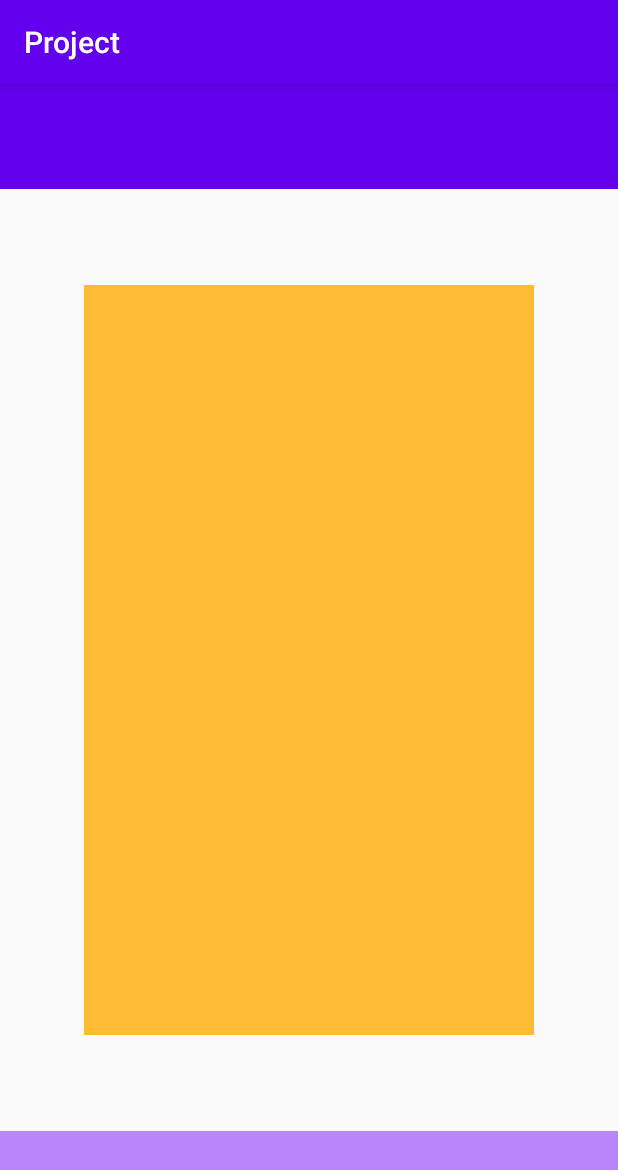
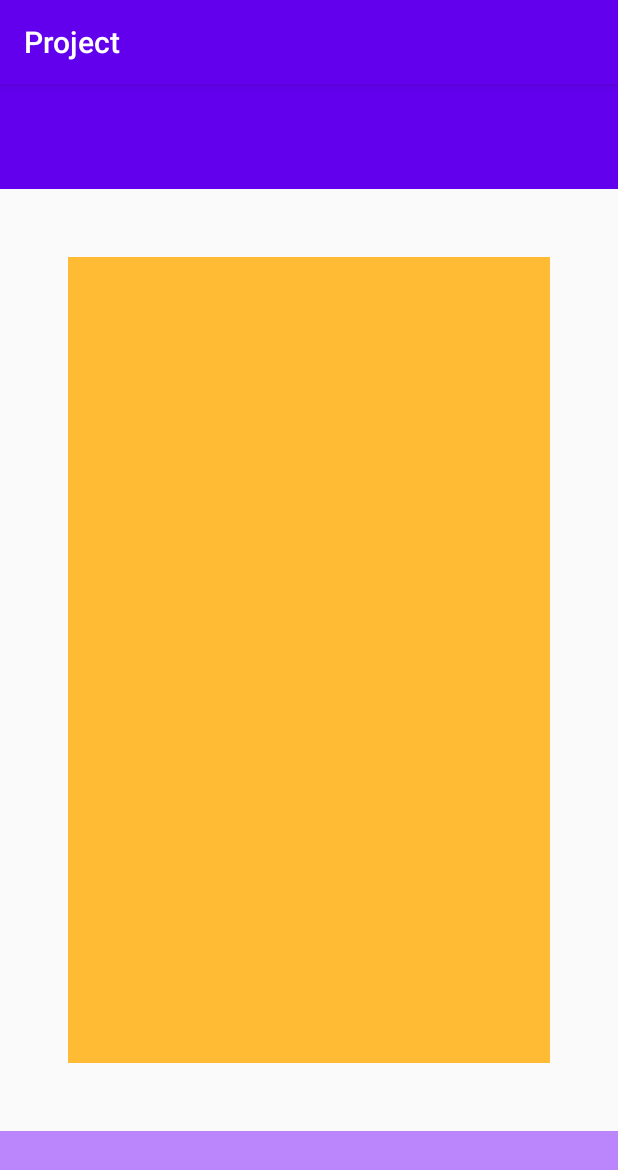
Before and after one commit to liza7676/ProjectSF, an Android app: the screen it shows after launch (MainActivity), on a phone screen of 412 x 824 dp. Shown: the top 1170 px of the screen. Run offline under Robolectric (Android 15) with nearby library versions, the phone set to English and light mode, and no system bars.

Commit message:
Реализация "резиновой" верстки

```diff
--- a/app/src/main/res/layout/activity_main.xml
+++ b/app/src/main/res/layout/activity_main.xml
@@ -8,8 +8,12 @@
     tools:context=".MainActivity">
 
     <LinearLayout
-        android:layout_width="300dp"
-        android:layout_height="500dp"
+        android:layout_width="0dp"
+        android:layout_height="0dp"
+        android:layout_marginStart="45dp"
+        android:layout_marginEnd="45dp"
+        android:layout_marginTop="45dp"
+        android:layout_marginBottom="45dp"
         android:background="@color/yello"
         android:orientation="vertical"
         app:layout_constraintBottom_toTopOf="@+id/menu_botton"
```
